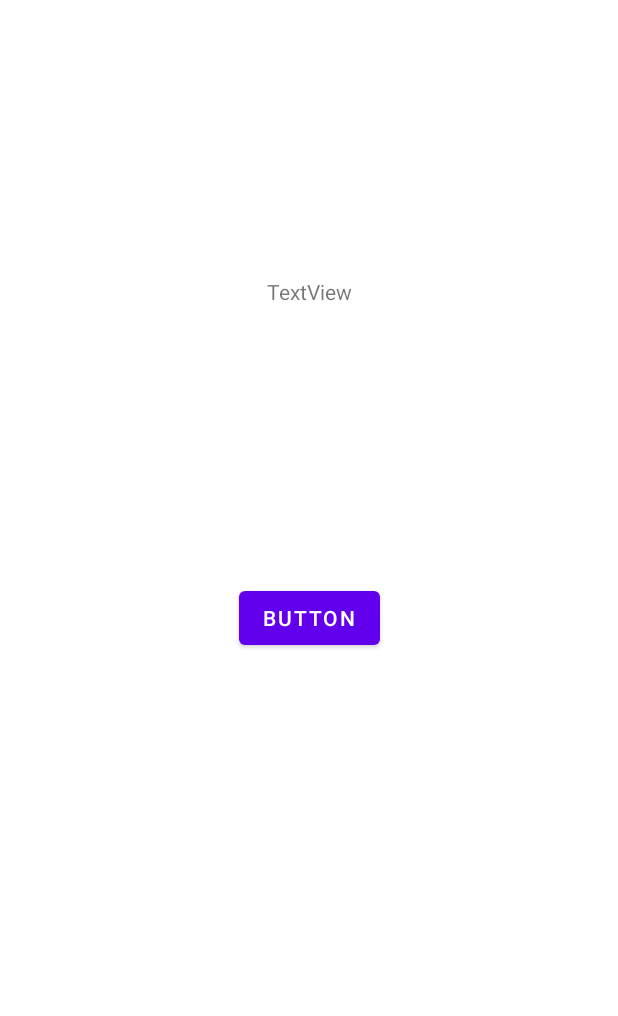
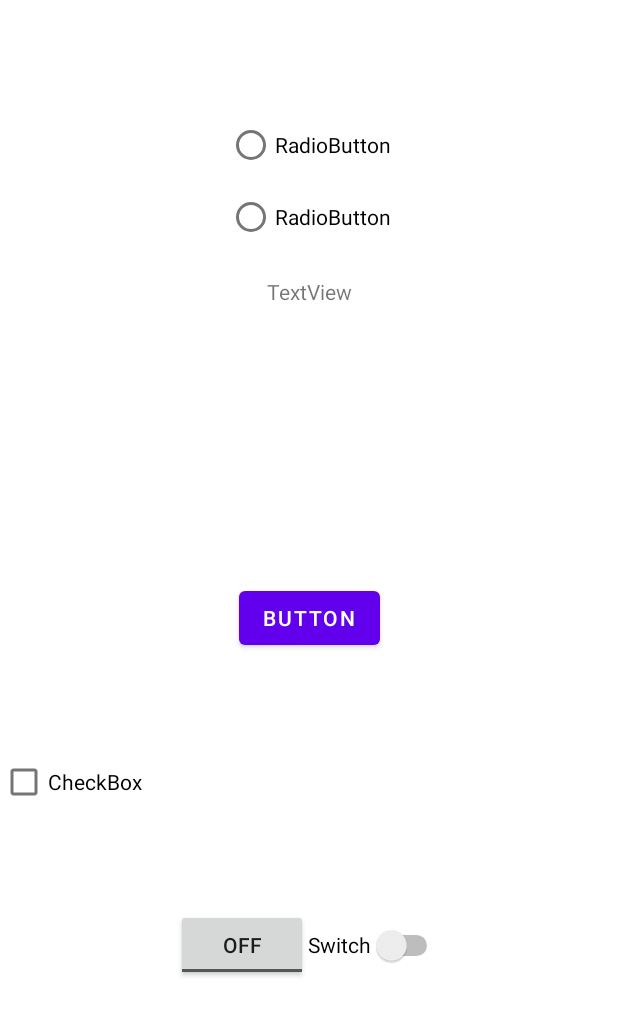
Before and after one commit to ezgifistikcioglu/KotlinUserInteractions, an Android app: the layout screen1.xml on its own in the app's theme, with its tools: preview values and no code run, on a phone screen of 412 x 824 dp. Shown: the top 1016 px of the screen. Run offline under Robolectric (Android 15) with nearby library versions, the phone set to English and light mode, and no system bars.

Commit message:
Toggle&Switch, Checkbox&RadioButton Buttons Using

```diff
--- a/app/src/main/java/com/ezgieren/kotlinuserinteractions/MainActivity2.kt
+++ b/app/src/main/java/com/ezgieren/kotlinuserinteractions/MainActivity2.kt
@@ -2,6 +2,7 @@ package com.ezgieren.kotlinuserinteractions
 
 import android.os.Bundle
 import android.view.View
+import android.widget.CompoundButton
 import android.widget.Toast
 import androidx.appcompat.app.AppCompatActivity
 import com.ezgieren.kotlinuserinteractions.databinding.Screen1Binding
@@ -19,13 +20,26 @@ class MainActivity2 : AppCompatActivity() {
         //binding.button.setOnClickListener { View.OnClickListener{
         //    Toast.makeText(this, "Step1", Toast.LENGTH_LONG).show()
         //} }
-        //binding.button.setOnClickListener(buttonAlertOnClick)
 
-        window.decorView.rootView.setOnTouchListener(View.OnTouchListener { v, event ->
-            Toast.makeText(this, "Touched to screen", Toast.LENGTH_LONG).show()
-            return@OnTouchListener true
-        })
+        binding.button.setOnClickListener(buttonAlertOnClick)
+
+        //window.decorView.rootView.setOnTouchListener(View.OnTouchListener { v, event ->
+        //    Toast.makeText(this, "Touched to screen", Toast.LENGTH_LONG).show()
+        //    return@OnTouchListener true
+        //})
+
+        // Toggle Button Using
+        binding.toggleButton.setOnCheckedChangeListener(toggleBtnOnCheckedChange)
+
+        // Switch Button Using
+        binding.switchBtn.setOnCheckedChangeListener(switchBtnOnCheckedChange)
+
+        // CheckBox Using
+        binding.checkBox.setOnCheckedChangeListener(chckBoxOnCheckedChange)
     }
+
+
+
     var buttonAlertOnClick = View.OnClickListener{
         Toast.makeText(this, "Step2", Toast.LENGTH_LONG).show()
     }
@@ -34,4 +48,21 @@ class MainActivity2 : AppCompatActivity() {
     fun buttonAlertStep3(view: View) {
         Toast.makeText(this, "Step3", Toast.LENGTH_LONG).show()
     }
+
+    // Toggle
+    var toggleBtnOnCheckedChange = CompoundButton.OnCheckedChangeListener{button: CompoundButton, isChecked: Boolean ->
+        Toast.makeText(this, "Toggle status: $isChecked", Toast.LENGTH_LONG).show()
+    }
+
+    //Switch
+    var switchBtnOnCheckedChange= CompoundButton.OnCheckedChangeListener{button: CompoundButton, isChecked: Boolean ->
+        Toast.makeText(this, "Switch status: $isChecked", Toast.LENGTH_LONG).show()
+
+        binding.toggleButton.visibility = if(isChecked) View.VISIBLE else View.INVISIBLE
+    }
+
+    // CheckBox
+    var chckBoxOnCheckedChange = CompoundButton.OnCheckedChangeListener{button: CompoundButton, isChecked: Boolean ->
+        Toast.makeText(this, "CheckBox Status: $isChecked", Toast.LENGTH_LONG).show()
+    }
 }
--- a/app/src/main/res/layout/screen1.xml
+++ b/app/src/main/res/layout/screen1.xml
@@ -10,8 +10,8 @@
         android:id="@+id/button"
         android:layout_width="wrap_content"
         android:layout_height="wrap_content"
+        android:onClick="buttonAlertStep3"
         android:text="Button"
-        android:onClick="buttonAlertStep3"
         app:layout_constraintBottom_toBottomOf="parent"
         app:layout_constraintEnd_toEndOf="parent"
         app:layout_constraintStart_toStartOf="parent"
@@ -26,4 +26,58 @@
         app:layout_constraintEnd_toEndOf="parent"
         app:layout_constraintStart_toStartOf="parent"
         app:layout_constraintTop_toTopOf="parent" />
+
+    <LinearLayout
+        android:id="@+id/linearLayout"
+        android:layout_width="wrap_content"
+        android:layout_height="wrap_content"
+        android:orientation="horizontal"
+        app:layout_constraintBottom_toBottomOf="parent"
+        app:layout_constraintEnd_toEndOf="parent"
+        app:layout_constraintStart_toStartOf="parent"
+        app:layout_constraintTop_toBottomOf="@+id/button">
+
+        <ToggleButton
+            android:id="@+id/toggleButton"
+            android:layout_width="wrap_content"
+            android:layout_height="wrap_content"
+            android:text="ToggleButton" />
+
+        <Switch
+            android:id="@+id/switchBtn"
+            android:layout_width="wrap_content"
+            android:layout_height="wrap_content"
+            android:minHeight="48dp"
+            android:text="Switch" />
+    </LinearLayout>
+
+    <CheckBox
+        android:id="@+id/checkBox"
+        android:layout_width="wrap_content"
+        android:layout_height="wrap_content"
+        android:text="CheckBox"
+        app:layout_constraintBottom_toTopOf="@+id/linearLayout"
+        app:layout_constraintStart_toStartOf="parent"
+        app:layout_constraintTop_toBottomOf="@+id/button" />
+
+    <RadioGroup
+        android:layout_width="wrap_content"
+        android:layout_height="wrap_content"
+        android:layout_marginBottom="16dp"
+        app:layout_constraintBottom_toTopOf="@+id/textViewText"
+        app:layout_constraintEnd_toEndOf="parent"
+        app:layout_constraintStart_toStartOf="parent">
+
+        <RadioButton
+            android:id="@+id/radioButton"
+            android:layout_width="wrap_content"
+            android:layout_height="wrap_content"
+            android:text="RadioButton" />
+
+        <RadioButton
+            android:id="@+id/radioButton2"
+            android:layout_width="wrap_content"
+            android:layout_height="wrap_content"
+            android:text="RadioButton" />
+    </RadioGroup>
 </androidx.constraintlayout.widget.ConstraintLayout>
```
